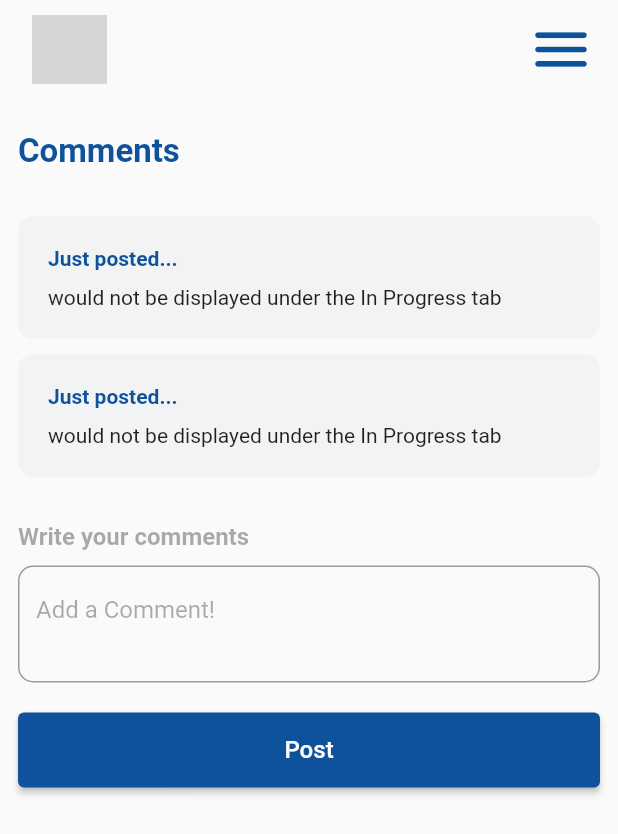
After one commit to teerathk/Longo, a Flutter app: the homecommentsPage screen opened directly, on a phone screen of 412 x 824 dp. The commit adds this screen. Shown: the top 834 px of the screen. Run offline on Flutter 3.47's test engine with Material 2 defaults, Android fonts, the phone set to English and light mode, and no system bars; network calls fail; Roboto replaces fonts that are missing (RalewayLight); grey boxes are pictures that could not be loaded.

Commit message:
fixes and new screen
new screen home checklist home comments skirting checklist

```diff
--- a/lib/pages/dashboard.dart
+++ b/lib/pages/dashboard.dart
@@ -197,7 +197,7 @@ class dashboardPage extends StatelessWidget {
                                     Align(
 
                                       child: Text(
-                                          "In Progress Skirting",
+                                          "In Progress Homesite",
                                           style: TextStyle(
                                               fontSize: 14,
                                               color: Color(0xff0D529A),
--- a/lib/pages/homechecklist.dart
+++ b/lib/pages/homechecklist.dart
@@ -1,5 +1,5 @@
 import 'package:flutter/material.dart';
-
+import 'package:longo/pages/homecomments.dart';
 
 class homechecklistPage extends StatelessWidget {
   @override
@@ -80,7 +80,6 @@ class homechecklistPage extends StatelessWidget {
                     height: 20,
                   ),
                   const Text(
-
                       "* Data is Autosaved",
                       textAlign: TextAlign.left,
                       style: TextStyle(
@@ -155,10 +154,10 @@ class homechecklistPage extends StatelessWidget {
                       minimumSize: const Size.fromHeight(50), // NEW
                     ),
                     onPressed: () {
-                      // Navigator .push(
-                      //     context, MaterialPageRoute(
-                      //     builder: (context) => homechecklistPage()
-                      // ));
+                      Navigator .push(
+                          context, MaterialPageRoute(
+                          builder: (context) => homecommentsPage()
+                      ));
                     },
                     child: const Text(
                       'Next',
--- /dev/null
+++ b/lib/pages/homecomments.dart
@@ -0,0 +1,232 @@
+import 'package:flutter/material.dart';
+
+
+class homecommentsPage extends StatelessWidget {
+  @override
+  Widget build(BuildContext context) {
+    String userPhoto = "";
+    double screenWidth = MediaQuery.of(context).size.width;
+    double screenHeight = MediaQuery.of(context).size.height;
+    final globalKey = GlobalKey<ScaffoldState>();
+    return Scaffold(
+        backgroundColor: const Color(0xfffafafa),
+        appBar: AppBar(
+          automaticallyImplyLeading: false,
+          backgroundColor: Colors.transparent,
+          bottomOpacity: 0.0,
+          elevation: 0.0,
+          actions: [
+            Container(
+              margin: EdgeInsets.only(top: 10),
+              width: screenWidth,
+              child: Padding(
+                padding: const EdgeInsets.symmetric(vertical: 0,horizontal: 15),
+                child: Row(
+                  mainAxisAlignment: MainAxisAlignment.spaceBetween,
+                  children: [
+                    Flexible(
+                      child: Container(
+                        alignment: Alignment.centerLeft,
+                        child: Container(
+                          width: 50,
+                          height: 50,
+                          margin: EdgeInsets.only(left: 6),
+                          decoration: BoxDecoration(
+                              shape: BoxShape.circle,
+                              image: new DecorationImage(
+                                fit: BoxFit.fill,
+                                image: NetworkImage(userPhoto == "" ? "assets/images/logo.png" : userPhoto),
+                              )
+                          ),
+                        ),
+                      ),
+                    ),
+                    // Flexible(
+                    //   child: Padding(
+                    //     padding: const EdgeInsets.fromLTRB(0, 0, 0, 0),
+                    //     child:
+                    //     Image.asset('assets/images/logo.png',width: 100,height: 100,),
+                    //   ),
+                    // ),
+                    Flexible(
+                      child: Container(
+                        alignment: Alignment.centerRight,
+                        child: FittedBox(
+                          fit: BoxFit.fill,
+                          child: IconButton(
+                            icon: const Icon(Icons.menu_rounded),
+                            padding: EdgeInsets.only(left: 0),
+                            iconSize: 50,
+                            color: Color(0xff0D529A),
+                            onPressed: () {
+
+                            },
+                          ),
+                        ),
+                      ),
+                    )
+                  ],
+                ),
+              ),
+            ),
+          ],
+        ),
+        body: Padding(
+            padding: const EdgeInsets.all(12),
+            child: Column(
+                crossAxisAlignment: CrossAxisAlignment.start,
+                children: <Widget>[
+                  Container(
+                    height: 20,
+                  ),
+                  const Text(
+                      "Comments",
+                      textAlign: TextAlign.left,
+                      style: TextStyle(
+                        fontSize: 22,
+                        fontWeight: FontWeight.bold,
+                        color: Color(0xff0D529A),
+                      ),
+                      //textAlign: TextAlign.right
+                  ),
+                  Container(
+                    height: 20,
+                  ),
+                  Column(
+                      mainAxisAlignment: MainAxisAlignment.spaceBetween,
+                      children: <Widget>[
+                        // START COMMENTS HERE 1
+                        Container(
+                         margin: EdgeInsets.only(top: 10),
+                          padding: const EdgeInsets.all(20.0),
+                          decoration: BoxDecoration(
+                            color: Color(0xffF2F3F5),
+                            borderRadius: BorderRadius.circular(10),
+                          ),
+                          child: Column(
+                            crossAxisAlignment: CrossAxisAlignment.start,
+                            children: [
+                              Align(
+                                child: Text(
+                                    "Just posted...",
+                                    style: TextStyle(
+                                        fontWeight: FontWeight.bold,
+                                        fontSize: 14,
+                                        color: Color(0xff0D529A),
+                                        fontFamily: 'RalewayLight')
+                                ),
+                                alignment: Alignment.centerLeft,
+                              ),
+                              Container(
+                                height: 10,
+                              ),
+                              Text(
+                                "would not be displayed under the In Progress tab",
+                                style: TextStyle(
+                                  fontSize: 14,
+                                ),
+                                //textAlign: TextAlign.left
+                              ),
+                            ],
+                          ),
+                        ),
+                      // END COMMENTS HERE 1
+                        // START COMMENTS HERE 2
+                        Container(
+                          margin: EdgeInsets.only(top: 10),
+                          padding: const EdgeInsets.all(20.0),
+                          decoration: BoxDecoration(
+                            color: Color(0xffF2F3F5),
+                            borderRadius: BorderRadius.circular(10),
+                          ),
+                          child: Column(
+                            crossAxisAlignment: CrossAxisAlignment.start,
+                            children: [
+                              Align(
+                                child: Text(
+                                    "Just posted...",
+                                    style: TextStyle(
+                                        fontWeight: FontWeight.bold,
+                                        fontSize: 14,
+                                        color: Color(0xff0D529A),
+                                        fontFamily: 'RalewayLight')
+                                ),
+                                alignment: Alignment.centerLeft,
+                              ),
+                              Container(
+                                height: 10,
+                              ),
+                              Text(
+                                "would not be displayed under the In Progress tab",
+                                style: TextStyle(
+                                  fontSize: 14,
+                                ),
+                                //textAlign: TextAlign.left
+                              ),
+                            ],
+                          ),
+                        ),
+                        // END COMMENTS HERE 2
+
+
+                      ]
+                  ),
+                  Container(
+                    height: 30,
+                  ),
+                  const Text(
+                    "Write your comments",
+                    textAlign: TextAlign.left,
+                    style: TextStyle(
+                      fontSize: 16,
+                      fontWeight: FontWeight.bold,
+                      color: Color(0x60202020),
+                    ),
+                    //textAlign: TextAlign.right
+                  ),
+                  Container(
+                    height: 10,
+                  ),
+                  Padding(
+                    padding: const EdgeInsets.all(0.0),
+                    child: TextFormField(
+                      //controller: _Textcontroller,
+                      minLines: 2,
+                      maxLines: 5,
+                      keyboardType: TextInputType.multiline,
+                      decoration: InputDecoration(
+                        hintText: "Add a Comment!",
+                        hintStyle: TextStyle(
+                          color: Color(0x60202020),
+                        ),
+                        border: OutlineInputBorder(
+                          borderRadius: BorderRadius.all(Radius.circular(10)),
+                        )
+                      ),
+                    ),
+                  ),
+                  Container(
+                    height: 20,
+                  ),
+                  ElevatedButton(
+                    style: ElevatedButton.styleFrom(
+                      primary: Color(0xff0D529A),
+                      minimumSize: const Size.fromHeight(50), // NEW
+                    ),
+                    onPressed: () {
+                      // Navigator .push(
+                      //     context, MaterialPageRoute(
+                      //     builder: (context) => homechecklistPage()
+                      // ));
+                    },
+                    child: const Text(
+                      'Post',
+                      style: TextStyle(fontSize: 16),
+                    ),
+                  ),
+                ]
+            )
+        )
+    );
+  }
+}
```
Also changed, not shown: lib/pages/skirtingchecklist.dart (+11 -11 lines).
